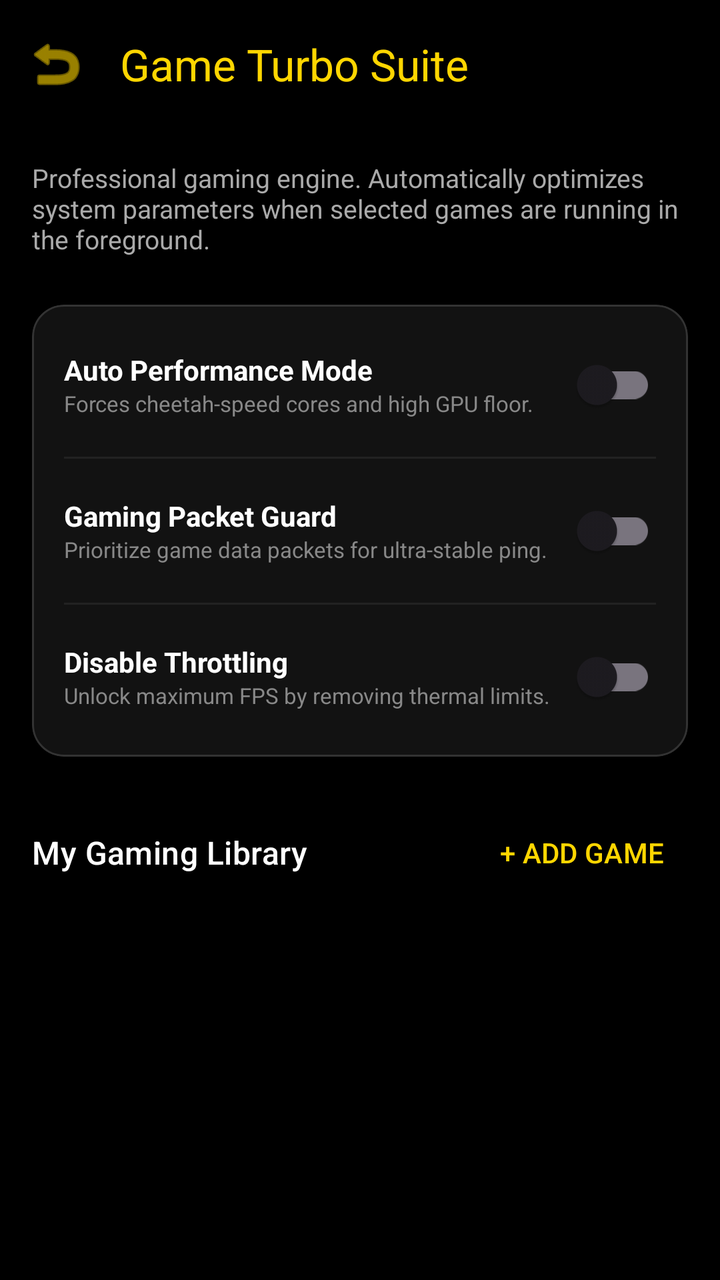
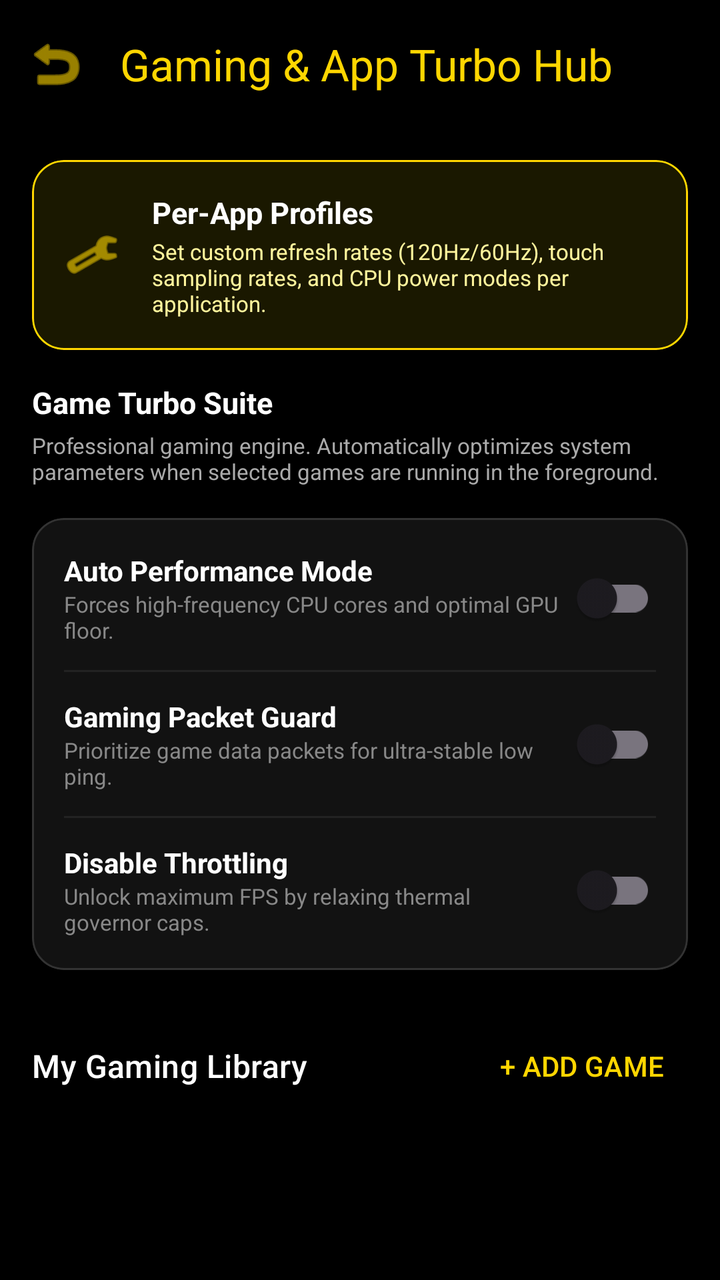

An Android layout rendered at two revisions. The XML below is the earlier revision; the diff shows what the commit changed to produce the second picture.
<!-- AndroidManifest.xml: activity theme Theme.PhoneControl -->
<!-- res/layout/activity_game_turbo.xml -->
<?xml version="1.0" encoding="utf-8"?>
<LinearLayout xmlns:android="http://schemas.android.com/apk/res/android"
    xmlns:app="http://schemas.android.com/apk/res-auto"
    android:layout_width="match_parent"
    android:layout_height="match_parent"
    android:orientation="vertical"
    android:background="@android:color/black"
    android:fitsSystemWindows="true">

    <com.google.android.material.appbar.MaterialToolbar
        android:id="@+id/toolbarGameTurbo"
        android:layout_width="match_parent"
        android:layout_height="?attr/actionBarSize"
        app:title="Game Turbo Suite"
        app:titleTextColor="#FFD600"
        app:navigationIcon="@android:drawable/ic_menu_revert"
        app:navigationIconTint="#FFD600" />

    <androidx.core.widget.NestedScrollView
        android:layout_width="match_parent"
        android:layout_height="match_parent">

        <LinearLayout
            android:layout_width="match_parent"
            android:layout_height="wrap_content"
            android:orientation="vertical"
            android:padding="16dp">

            <TextView
                android:layout_width="match_parent"
                android:layout_height="wrap_content"
                android:text="Professional gaming engine. Automatically optimizes system parameters when selected games are running in the foreground."
                android:textColor="#AAAAAA"
                android:textSize="13sp"
                android:layout_marginBottom="24dp" />

            
            <com.google.android.material.card.MaterialCardView
                android:layout_width="match_parent"
                android:layout_height="wrap_content"
                android:layout_marginBottom="24dp"
                app:cardCornerRadius="16dp"
                app:cardBackgroundColor="#121212"
                app:strokeWidth="1dp"
                app:strokeColor="#333333">
                <LinearLayout
                    android:layout_width="match_parent"
                    android:layout_height="wrap_content"
                    android:orientation="vertical"
                    android:padding="16dp">

                    <LinearLayout android:layout_width="match_parent" android:layout_height="wrap_content" android:gravity="center_vertical">
                        <LinearLayout android:layout_width="0dp" android:layout_height="wrap_content" android:layout_weight="1" android:orientation="vertical">
                            <TextView android:layout_width="wrap_content" android:layout_height="wrap_content" android:text="Auto Performance Mode" android:textColor="#FFFFFF" android:textStyle="bold" />
                            <TextView android:layout_width="wrap_content" android:layout_height="wrap_content" android:text="Forces cheetah-speed cores and high GPU floor." android:textColor="#888888" android:textSize="11sp" />
                        </LinearLayout>
                        <com.google.android.material.switchmaterial.SwitchMaterial android:id="@+id/switchAutoPerf" android:layout_width="wrap_content" android:layout_height="wrap_content" />
                    </LinearLayout>
                    <View android:layout_width="match_parent" android:layout_height="1dp" android:background="#222222" android:layout_marginVertical="12dp" />

                    <LinearLayout android:layout_width="match_parent" android:layout_height="wrap_content" android:gravity="center_vertical">
                        <LinearLayout android:layout_width="0dp" android:layout_height="wrap_content" android:layout_weight="1" android:orientation="vertical">
                            <TextView android:layout_width="wrap_content" android:layout_height="wrap_content" android:text="Gaming Packet Guard" android:textColor="#FFFFFF" android:textStyle="bold" />
                            <TextView android:layout_width="wrap_content" android:layout_height="wrap_content" android:text="Prioritize game data packets for ultra-stable ping." android:textColor="#888888" android:textSize="11sp" />
                        </LinearLayout>
                        <com.google.android.material.switchmaterial.SwitchMaterial android:id="@+id/switchAutoPing" android:layout_width="wrap_content" android:layout_height="wrap_content" />
                    </LinearLayout>
                    <View android:layout_width="match_parent" android:layout_height="1dp" android:background="#222222" android:layout_marginVertical="12dp" />

                    <LinearLayout android:layout_width="match_parent" android:layout_height="wrap_content" android:gravity="center_vertical">
                        <LinearLayout android:layout_width="0dp" android:layout_height="wrap_content" android:layout_weight="1" android:orientation="vertical">
                            <TextView android:layout_width="wrap_content" android:layout_height="wrap_content" android:text="Disable Throttling" android:textColor="#FFFFFF" android:textStyle="bold" />
                            <TextView android:layout_width="wrap_content" android:layout_height="wrap_content" android:text="Unlock maximum FPS by removing thermal limits." android:textColor="#888888" android:textSize="11sp" />
                        </LinearLayout>
                        <com.google.android.material.switchmaterial.SwitchMaterial android:id="@+id/switchAutoThermal" android:layout_width="wrap_content" android:layout_height="wrap_content" />
                    </LinearLayout>
                </LinearLayout>
            </com.google.android.material.card.MaterialCardView>

            
            <LinearLayout
                android:layout_width="match_parent"
                android:layout_height="wrap_content"
                android:orientation="horizontal"
                android:gravity="center_vertical"
                android:layout_marginBottom="12dp">
                <TextView
                    android:layout_width="0dp"
                    android:layout_weight="1"
                    android:layout_height="wrap_content"
                    android:text="My Gaming Library"
                    android:textColor="#FFFFFF"
                    android:textAppearance="@style/TextAppearance.Material3.TitleMedium" />
                <com.google.android.material.button.MaterialButton
                    android:id="@+id/btnAddGame"
                    style="@style/Widget.Material3.Button.TextButton"
                    android:layout_width="wrap_content"
                    android:layout_height="wrap_content"
                    android:text="+ ADD GAME"
                    android:textColor="#FFD600" />
            </LinearLayout>

            
            <LinearLayout
                android:id="@+id/layoutGameList"
                android:layout_width="match_parent"
                android:layout_height="wrap_content"
                android:orientation="vertical" />

        </LinearLayout>
    </androidx.core.widget.NestedScrollView>

</LinearLayout>
<!-- resources referenced by this layout -->
<resources>
  <style name="Theme.PhoneControl" parent="Theme.Material3.DayNight.NoActionBar">
          
          <item name="colorPrimary">@color/purple_500</item>
          <item name="colorPrimaryVariant">@color/purple_700</item>
          <item name="colorOnPrimary">@color/white</item>
          
          <item name="colorSecondary">@color/teal_200</item>
          <item name="colorSecondaryVariant">@color/teal_700</item>
          <item name="colorOnSecondary">@color/black</item>
          
          <item name="android:statusBarColor">@android:color/black</item>
          <item name="android:windowLightStatusBar" tools:targetApi="m">false</item>
          
          
          
      </style>
  <color name="purple_500">#FF6200EE</color>
  <color name="purple_700">#FF3700B3</color>
  <color name="white">#FFFFFFFF</color>
  <color name="teal_200">#FF03DAC5</color>
  <color name="teal_700">#FF018786</color>
  <color name="black">#FF000000</color>
</resources>

<!-- the commit's change to res/layout/activity_game_turbo.xml (unified diff, before → after) -->
@@ -11,7 +11,7 @@
         android:id="@+id/toolbarGameTurbo"
         android:layout_width="match_parent"
         android:layout_height="?attr/actionBarSize"
-        app:title="Game Turbo Suite"
+        app:title="Gaming &amp; App Turbo Hub"
         app:titleTextColor="#FFD600"
         app:navigationIcon="@android:drawable/ic_menu_revert"
         app:navigationIconTint="#FFD600" />
@@ -26,88 +26,151 @@
             android:orientation="vertical"
             android:padding="16dp">
 
-            <TextView
+            
+            <com.google.android.material.card.MaterialCardView
+                android:id="@+id/cardPerApp"
                 android:layout_width="match_parent"
                 android:layout_height="wrap_content"
-                android:text="Professional gaming engine. Automatically optimizes system parameters when selected games are running in the foreground."
-                android:textColor="#AAAAAA"
-                android:textSize="13sp"
-                android:layout_marginBottom="24dp" />
-
-            
-            <com.google.android.material.card.MaterialCardView
-                android:layout_width="match_parent"
-                android:layout_height="wrap_content"
-                android:layout_marginBottom="24dp"
+                android:layout_marginBottom="16dp"
                 app:cardCornerRadius="16dp"
-                app:cardBackgroundColor="#121212"
+                app:cardBackgroundColor="#1A1800"
                 app:strokeWidth="1dp"
-                app:strokeColor="#333333">
+                app:strokeColor="#FFD600"
+                android:clickable="true"
+                android:focusable="true">
                 <LinearLayout
                     android:layout_width="match_parent"
                     android:layout_height="wrap_content"
-                    android:orientation="vertical"
-                    android:padding="16dp">
-
-                    <LinearLayout android:layout_width="match_parent" android:layout_height="wrap_content" android:gravity="center_vertical">
-                        <LinearLayout android:layout_width="0dp" android:layout_height="wrap_content" android:layout_weight="1" android:orientation="vertical">
-                            <TextView android:layout_width="wrap_content" android:layout_height="wrap_content" android:text="Auto Performance Mode" android:textColor="#FFFFFF" android:textStyle="bold" />
-                            <TextView android:layout_width="wrap_content" android:layout_height="wrap_content" android:text="Forces cheetah-speed cores and high GPU floor." android:textColor="#888888" android:textSize="11sp" />
-                        </LinearLayout>
-                        <com.google.android.material.switchmaterial.SwitchMaterial android:id="@+id/switchAutoPerf" android:layout_width="wrap_content" android:layout_height="wrap_content" />
-                    </LinearLayout>
-                    <View android:layout_width="match_parent" android:layout_height="1dp" android:background="#222222" android:layout_marginVertical="12dp" />
-
-                    <LinearLayout android:layout_width="match_parent" android:layout_height="wrap_content" android:gravity="center_vertical">
-                        <LinearLayout android:layout_width="0dp" android:layout_height="wrap_content" android:layout_weight="1" android:orientation="vertical">
-                            <TextView android:layout_width="wrap_content" android:layout_height="wrap_content" android:text="Gaming Packet Guard" android:textColor="#FFFFFF" android:textStyle="bold" />
-                            <TextView android:layout_width="wrap_content" android:layout_height="wrap_content" android:text="Prioritize game data packets for ultra-stable ping." android:textColor="#888888" android:textSize="11sp" />
-                        </LinearLayout>
-                        <com.google.android.material.switchmaterial.SwitchMaterial android:id="@+id/switchAutoPing" android:layout_width="wrap_content" android:layout_height="wrap_content" />
-                    </LinearLayout>
-                    <View android:layout_width="match_parent" android:layout_height="1dp" android:background="#222222" android:layout_marginVertical="12dp" />
-
-                    <LinearLayout android:layout_width="match_parent" android:layout_height="wrap_content" android:gravity="center_vertical">
-                        <LinearLayout android:layout_width="0dp" android:layout_height="wrap_content" android:layout_weight="1" android:orientation="vertical">
-                            <TextView android:layout_width="wrap_content" android:layout_height="wrap_content" android:text="Disable Throttling" android:textColor="#FFFFFF" android:textStyle="bold" />
-                            <TextView android:layout_width="wrap_content" android:layout_height="wrap_content" android:text="Unlock maximum FPS by removing thermal limits." android:textColor="#888888" android:textSize="11sp" />
-                        </LinearLayout>
-                        <com.google.android.material.switchmaterial.SwitchMaterial android:id="@+id/switchAutoThermal" android:layout_width="wrap_content" android:layout_height="wrap_content" />
+                    android:orientation="horizontal"
+                    android:padding="16dp"
+                    android:gravity="center_vertical">
+                    <ImageView
+                        android:layout_width="28dp"
+                        android:layout_height="28dp"
+                        android:src="@android:drawable/ic_menu_preferences"
+                        app:tint="#FFD600" />
+                    <LinearLayout
+                        android:layout_width="0dp"
+                        android:layout_height="wrap_content"
+                        android:layout_weight="1"
+                        android:layout_marginStart="16dp"
+                        android:orientation="vertical">
+                        <TextView
+                            android:layout_width="wrap_content"
+                            android:layout_height="wrap_content"
+                            android:text="Per-App Profiles"
+                            android:textColor="@android:color/white"
+                            android:textStyle="bold"
+                            android:textSize="15sp" />
+                        <TextView
+                            android:layout_width="wrap_content"
+                            android:layout_height="wrap_content"
+                            android:layout_marginTop="2dp"
+                            android:text="Set custom refresh rates (120Hz/60Hz), touch sampling rates, and CPU power modes per application."
+                            android:textColor="#FFF59D"
+                            android:textSize="11sp" />
                     </LinearLayout>
                 </LinearLayout>
             </com.google.android.material.card.MaterialCardView>
 
             
             <LinearLayout
+                android:id="@+id/layoutGameTurboSection"
                 android:layout_width="match_parent"
                 android:layout_height="wrap_content"
-                android:orientation="horizontal"
-                android:gravity="center_vertical"
-                android:layout_marginBottom="12dp">
+                android:orientation="vertical">
+
                 <TextView
-                    android:layout_width="0dp"
-                    android:layout_weight="1"
+                    android:layout_width="match_parent"
                     android:layout_height="wrap_content"
-                    android:text="My Gaming Library"
+                    android:text="Game Turbo Suite"
                     android:textColor="#FFFFFF"
-                    android:textAppearance="@style/TextAppearance.Material3.TitleMedium" />
-                <com.google.android.material.button.MaterialButton
-                    android:id="@+id/btnAddGame"
-                    style="@style/Widget.Material3.Button.TextButton"
-                    android:layout_width="wrap_content"
+                    android:textSize="15sp"
+                    android:textStyle="bold"
+                    android:layout_marginBottom="4dp" />
+
+                <TextView
+                    android:layout_width="match_parent"
                     android:layout_height="wrap_content"
-                    android:text="+ ADD GAME"
-                    android:textColor="#FFD600" />
+                    android:text="Professional gaming engine. Automatically optimizes system parameters when selected games are running in the foreground."
+                    android:textColor="#AAAAAA"
+                    android:textSize="11sp"
+                    android:layout_marginBottom="16dp" />
+
+                
+                <com.google.android.material.card.MaterialCardView
+                    android:layout_width="match_parent"
+                    android:layout_height="wrap_content"
+                    android:layout_marginBottom="24dp"
+                    app:cardCornerRadius="16dp"
+                    app:cardBackgroundColor="#121212"
+                    app:strokeWidth="1dp"
+                    app:strokeColor="#333333">
+                    <LinearLayout
+                        android:layout_width="match_parent"
+                        android:layout_height="wrap_content"
+                        android:orientation="vertical"
+                        android:padding="16dp">
+
+                        <LinearLayout android:layout_width="match_parent" android:layout_height="wrap_content" android:gravity="center_vertical">
+                            <LinearLayout android:layout_width="0dp" android:layout_height="wrap_content" android:layout_weight="1" android:orientation="vertical">
+                                <TextView android:layout_width="wrap_content" android:layout_height="wrap_content" android:text="Auto Performance Mode" android:textColor="#FFFFFF" android:textStyle="bold" />
+                                <TextView android:layout_width="wrap_content" android:layout_height="wrap_content" android:text="Forces high-frequency CPU cores and optimal GPU floor." android:textColor="#888888" android:textSize="11sp" />
+                            </LinearLayout>
+                            <com.google.android.material.switchmaterial.SwitchMaterial android:id="@+id/switchAutoPerf" android:layout_width="wrap_content" android:layout_height="wrap_content" />
+                        </LinearLayout>
+                        <View android:layout_width="match_parent" android:layout_height="1dp" android:background="#222222" android:layout_marginVertical="12dp" />
+
+                        <LinearLayout android:layout_width="match_parent" android:layout_height="wrap_content" android:gravity="center_vertical">
+                            <LinearLayout android:layout_width="0dp" android:layout_height="wrap_content" android:layout_weight="1" android:orientation="vertical">
+                                <TextView android:layout_width="wrap_content" android:layout_height="wrap_content" android:text="Gaming Packet Guard" android:textColor="#FFFFFF" android:textStyle="bold" />
+                                <TextView android:layout_width="wrap_content" android:layout_height="wrap_content" android:text="Prioritize game data packets for ultra-stable low ping." android:textColor="#888888" android:textSize="11sp" />
+                            </LinearLayout>
+                            <com.google.android.material.switchmaterial.SwitchMaterial android:id="@+id/switchAutoPing" android:layout_width="wrap_content" android:layout_height="wrap_content" />
+                        </LinearLayout>
+                        <View android:layout_width="match_parent" android:layout_height="1dp" android:background="#222222" android:layout_marginVertical="12dp" />
+
+                        <LinearLayout android:layout_width="match_parent" android:layout_height="wrap_content" android:gravity="center_vertical">
+                            <LinearLayout android:layout_width="0dp" android:layout_height="wrap_content" android:layout_weight="1" android:orientation="vertical">
+                                <TextView android:layout_width="wrap_content" android:layout_height="wrap_content" android:text="Disable Throttling" android:textColor="#FFFFFF" android:textStyle="bold" />
+                                <TextView android:layout_width="wrap_content" android:layout_height="wrap_content" android:text="Unlock maximum FPS by relaxing thermal governor caps." android:textColor="#888888" android:textSize="11sp" />
+                            </LinearLayout>
+                            <com.google.android.material.switchmaterial.SwitchMaterial android:id="@+id/switchAutoThermal" android:layout_width="wrap_content" android:layout_height="wrap_content" />
+                        </LinearLayout>
+                    </LinearLayout>
+                </com.google.android.material.card.MaterialCardView>
+
+                
+                <LinearLayout
+                    android:layout_width="match_parent"
+                    android:layout_height="wrap_content"
+                    android:orientation="horizontal"
+                    android:gravity="center_vertical"
+                    android:layout_marginBottom="12dp">
+                    <TextView
+                        android:layout_width="0dp"
+                        android:layout_weight="1"
+                        android:layout_height="wrap_content"
+                        android:text="My Gaming Library"
+                        android:textColor="#FFFFFF"
+                        android:textAppearance="@style/TextAppearance.Material3.TitleMedium" />
+                    <com.google.android.material.button.MaterialButton
+                        android:id="@+id/btnAddGame"
+                        style="@style/Widget.Material3.Button.TextButton"
+                        android:layout_width="wrap_content"
+                        android:layout_height="wrap_content"
+                        android:text="+ ADD GAME"
+                        android:textColor="#FFD600" />
+                </LinearLayout>
+
+                <LinearLayout
+                    android:id="@+id/layoutGameList"
+                    android:layout_width="match_parent"
+                    android:layout_height="wrap_content"
+                    android:orientation="vertical" />
+
             </LinearLayout>
-
-            
-            <LinearLayout
-                android:id="@+id/layoutGameList"
-                android:layout_width="match_parent"
-                android:layout_height="wrap_content"
-                android:orientation="vertical" />
 
         </LinearLayout>
     </androidx.core.widget.NestedScrollView>
-
 </LinearLayout>
